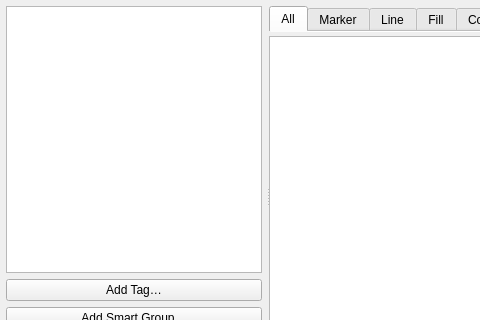
Qt form src/ui/qgsstylemanagerdialogbase.ui (nextgis/nextgisqgis) before a commit; both pictures show x 0 to 480 and y 0 to 320 of the 950 by 419 pixel window.
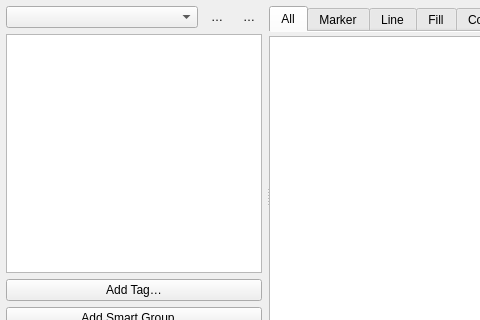
The same form after that commit. Icons and pictures are not drawn. Custom widgets are drawn as their Qt base class.

Diff of the .ui file:
```diff
--- a/src/ui/qgsstylemanagerdialogbase.ui
+++ b/src/ui/qgsstylemanagerdialogbase.ui
@@ -57,26 +57,7 @@
        <property name="bottomMargin">
         <number>0</number>
        </property>
-       <item row="0" column="0">
-        <widget class="QTreeView" name="groupTree">
-         <property name="sizePolicy">
-          <sizepolicy hsizetype="Preferred" vsizetype="Expanding">
-           <horstretch>0</horstretch>
-           <verstretch>0</verstretch>
-          </sizepolicy>
-         </property>
-         <property name="maximumSize">
-          <size>
-           <width>16777215</width>
-           <height>16777215</height>
-          </size>
-         </property>
-         <property name="editTriggers">
-          <set>QAbstractItemView::DoubleClicked</set>
-         </property>
-        </widget>
-       </item>
-       <item row="1" column="0">
+       <item row="3" column="0">
         <widget class="QPushButton" name="btnAddTag">
          <property name="text">
           <string>Add Tag…</string>
@@ -86,7 +67,7 @@
          </property>
         </widget>
        </item>
-       <item row="2" column="0">
+       <item row="4" column="0">
         <widget class="QPushButton" name="btnAddSmartgroup">
          <property name="text">
           <string>Add Smart Group…</string>
@@ -96,7 +77,7 @@
          </property>
         </widget>
        </item>
-       <item row="3" column="0">
+       <item row="5" column="0">
         <widget class="QPushButton" name="btnManageGroups">
          <property name="toolTip">
           <string>Modify selected tag or smart group</string>
@@ -109,7 +90,7 @@
          </property>
         </widget>
        </item>
-       <item row="4" column="0">
+       <item row="6" column="0">
         <widget class="QPushButton" name="btnShare">
          <property name="text">
           <string>Import / Export</string>
@@ -123,6 +104,80 @@
          </property>
         </widget>
        </item>
+       <item row="2" column="0">
+        <widget class="QTreeView" name="groupTree">
+         <property name="sizePolicy">
+          <sizepolicy hsizetype="Preferred" vsizetype="Expanding">
+           <horstretch>0</horstretch>
+           <verstretch>0</verstretch>
+          </sizepolicy>
+         </property>
+         <property name="maximumSize">
+          <size>
+           <width>16777215</width>
+           <height>16777215</height>
+          </size>
+         </property>
+         <property name="editTriggers">
+          <set>QAbstractItemView::DoubleClicked</set>
+         </property>
+        </widget>
+       </item>
+       <item row="1" column="0">
+        <widget class="QWidget" name="mStyleDatabaseWidget" native="true">
+         <layout class="QHBoxLayout" name="horizontalLayout">
+          <property name="leftMargin">
+           <number>0</number>
+          </property>
+          <property name="topMargin">
+           <number>0</number>
+          </property>
+          <property name="rightMargin">
+           <number>0</number>
+          </property>
+          <property name="bottomMargin">
+           <number>0</number>
+          </property>
+          <item>
+           <widget class="QComboBox" name="mComboBoxStyleDatabase"/>
+          </item>
+          <item>
+           <widget class="QToolButton" name="mButtonAddStyleDatabase">
+            <property name="toolTip">
+             <string>Add existing style database to project</string>
+            </property>
+            <property name="text">
+             <string>…</string>
+            </property>
+            <property name="icon">
+             <iconset resource="../../images/images.qrc">
+              <normaloff>:/images/themes/default/symbologyAdd.svg</normaloff>:/images/themes/default/symbologyAdd.svg</iconset>
+            </property>
+            <property name="autoRaise">
+             <bool>true</bool>
+            </property>
+           </widget>
+          </item>
+          <item>
+           <widget class="QToolButton" name="mButtonNewStyleDatabase">
+            <property name="toolTip">
+             <string>Create new style database</string>
+            </property>
+            <property name="text">
+             <string>…</string>
+            </property>
+            <property name="icon">
+             <iconset resource="../../images/images.qrc">
+              <normaloff>:/images/themes/default/mActionNewPage.svg</normaloff>:/images/themes/default/mActionNewPage.svg</iconset>
+            </property>
+            <property name="autoRaise">
+             <bool>true</bool>
+            </property>
+           </widget>
+          </item>
+         </layout>
+        </widget>
+       </item>
       </layout>
      </widget>
      <widget class="QWidget" name="widget_2" native="true">
```
Left out of the diff: 4 changed lines with no effect on the pictures.
